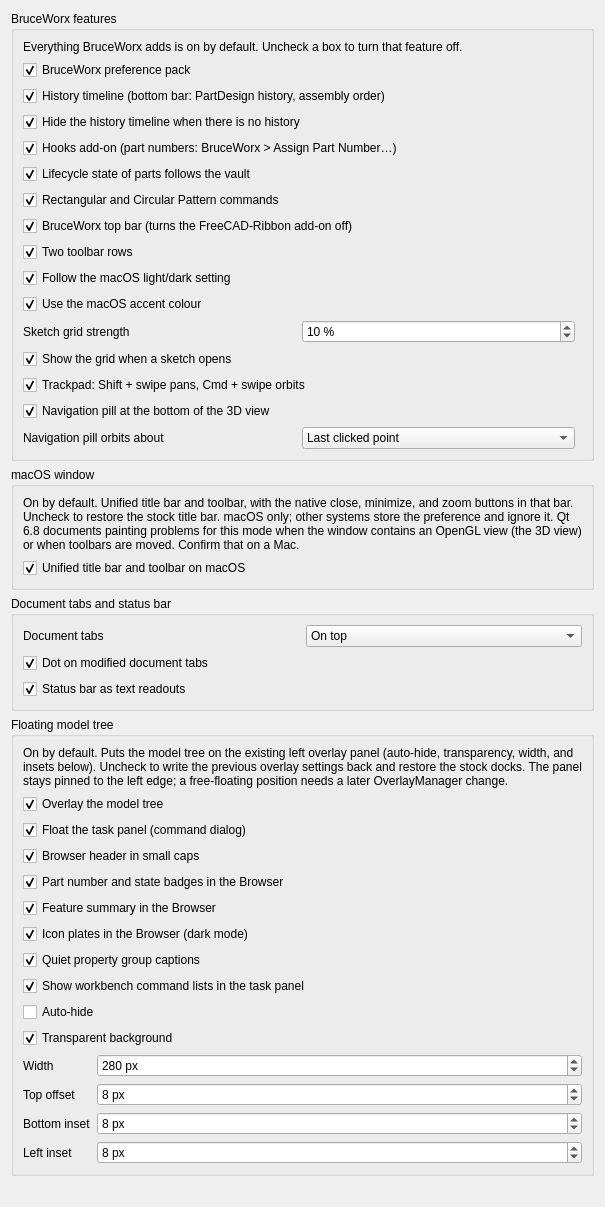
First picture: the form in src/Mod/BruceWorx/preferences-bruceworx.ui, repository brucecodes2023/Datum, before the edit.
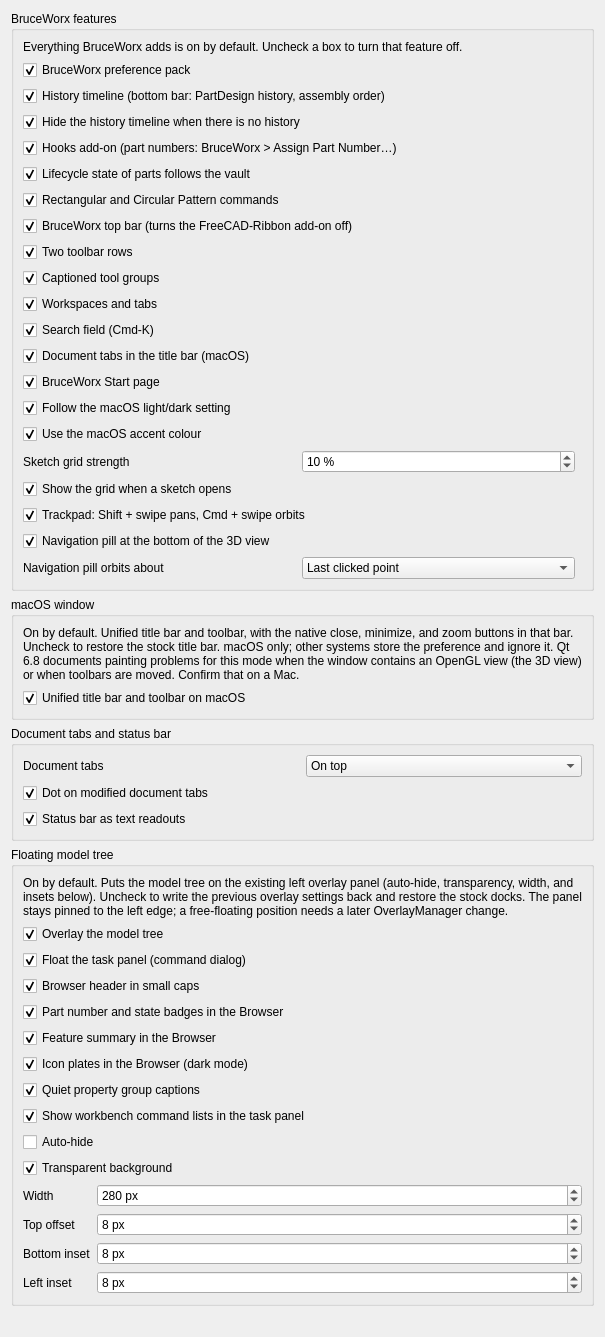
Second picture: the form after the edit. Custom widgets are drawn as their Qt base class.

Commit message: [BW] UI step C (groups, workspaces, Cmd-K search, title-bar tabs, Start page) and the Create Vault wizard

```diff
--- a/src/Mod/BruceWorx/preferences-bruceworx.ui
+++ b/src/Mod/BruceWorx/preferences-bruceworx.ui
@@ -174,6 +174,101 @@
         </property>
        </widget>
       </item>
+      <item>
+       <widget class="Gui::PrefCheckBox" name="GroupCaptions">
+        <property name="toolTip">
+         <string>On by default. Each workbench toolbar gets a small caption under it (CREATE, PATTERN, ...). Click a caption for a menu with every command of the group, named.</string>
+        </property>
+        <property name="text">
+         <string>Captioned tool groups</string>
+        </property>
+        <property name="checked">
+         <bool>true</bool>
+        </property>
+        <property name="prefEntry" stdset="0">
+         <cstring>GroupCaptions</cstring>
+        </property>
+        <property name="prefPath" stdset="0">
+         <cstring>BruceWorx</cstring>
+        </property>
+       </widget>
+      </item>
+      <item>
+       <widget class="Gui::PrefCheckBox" name="WorkspaceBar">
+        <property name="toolTip">
+         <string>On by default. A workspace menu (Design, Simulation, Manufacture, Drawing; Ctrl+1 to Ctrl+4) and tabs (Solid, Surface, Mesh, Utilities) replace the workbench selector. Opening a sketch adds a SKETCH tab. Off brings back the stock toolbars and selector.</string>
+        </property>
+        <property name="text">
+         <string>Workspaces and tabs</string>
+        </property>
+        <property name="checked">
+         <bool>true</bool>
+        </property>
+        <property name="prefEntry" stdset="0">
+         <cstring>WorkspaceBar</cstring>
+        </property>
+        <property name="prefPath" stdset="0">
+         <cstring>BruceWorx</cstring>
+        </property>
+       </widget>
+      </item>
+      <item>
+       <widget class="Gui::PrefCheckBox" name="CommandSearch">
+        <property name="toolTip">
+         <string>On by default. A search field on the first toolbar row (Cmd-K) finds commands, objects in the document and settings. The SearchBar add-on's toolbar is hidden while it is on.</string>
+        </property>
+        <property name="text">
+         <string>Search field (Cmd-K)</string>
+        </property>
+        <property name="checked">
+         <bool>true</bool>
+        </property>
+        <property name="prefEntry" stdset="0">
+         <cstring>CommandSearch</cstring>
+        </property>
+        <property name="prefPath" stdset="0">
+         <cstring>BruceWorx</cstring>
+        </property>
+       </widget>
+      </item>
+      <item>
+       <widget class="Gui::PrefCheckBox" name="TabsInTitleBar">
+        <property name="toolTip">
+         <string>On by default (macOS). The title bar becomes the first toolbar row: traffic lights, save, undo, redo, the document tabs and the search field. Off brings back the title bar and the tab row under the toolbars.</string>
+        </property>
+        <property name="text">
+         <string>Document tabs in the title bar (macOS)</string>
+        </property>
+        <property name="checked">
+         <bool>true</bool>
+        </property>
+        <property name="prefEntry" stdset="0">
+         <cstring>TabsInTitleBar</cstring>
+        </property>
+        <property name="prefPath" stdset="0">
+         <cstring>BruceWorx</cstring>
+        </property>
+       </widget>
+      </item>
+      <item>
+       <widget class="Gui::PrefCheckBox" name="StartPage">
+        <property name="toolTip">
+         <string>On by default. The Start tab shows the BruceWorx page: New and Open on the left with the vault summary, recent files as cards and as a table with part number, revision and state, and the examples. Off brings back FreeCAD's own Start page.</string>
+        </property>
+        <property name="text">
+         <string>BruceWorx Start page</string>
+        </property>
+        <property name="checked">
+         <bool>true</bool>
+        </property>
+        <property name="prefEntry" stdset="0">
+         <cstring>StartPage</cstring>
+        </property>
+        <property name="prefPath" stdset="0">
+         <cstring>BruceWorx</cstring>
+        </property>
+       </widget>
+      </item>
       <item>
        <widget class="Gui::PrefCheckBox" name="FollowSystemAppearance">
         <property name="toolTip">
```
The commit also changes 48 other files.
